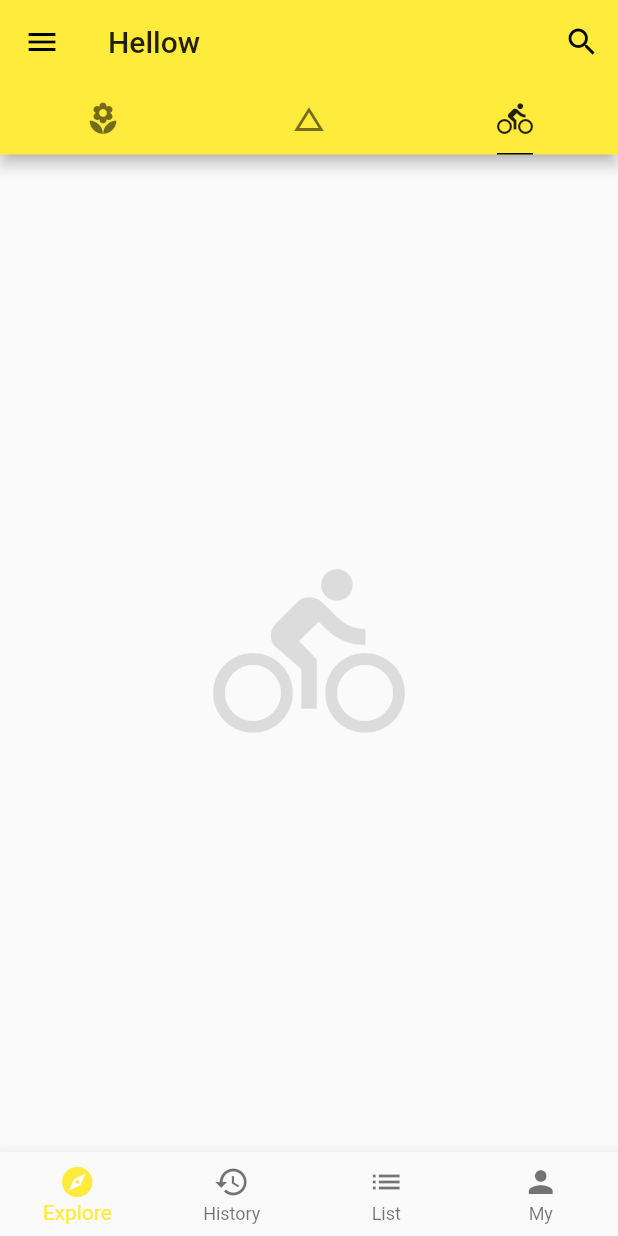
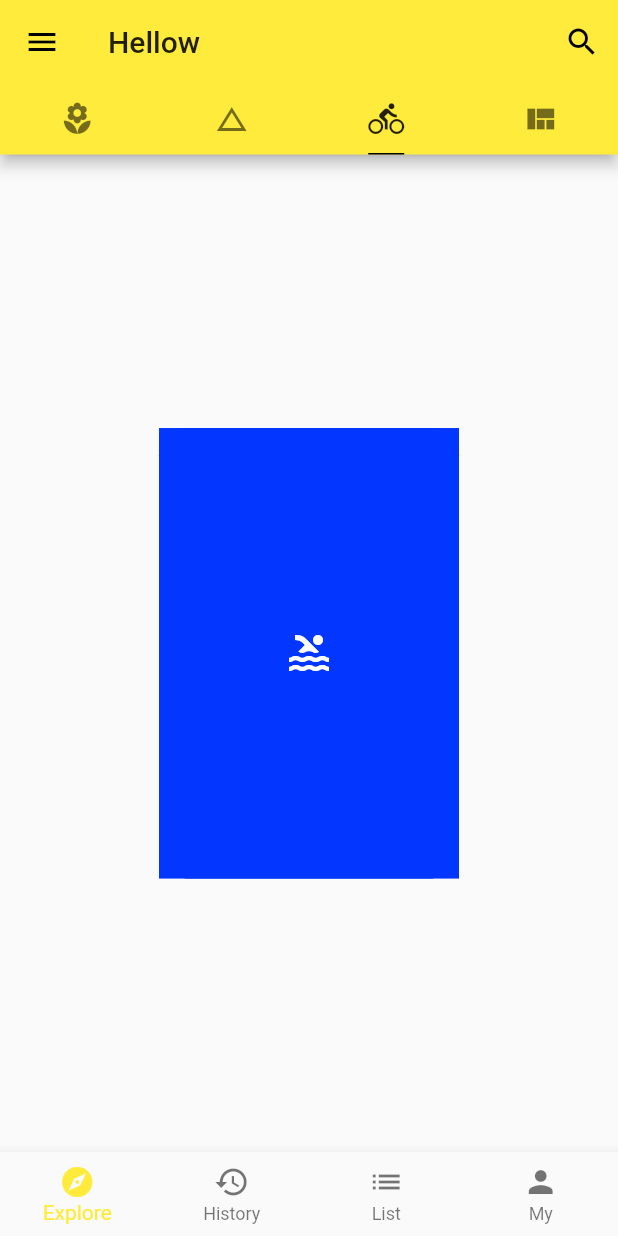
Before and after one commit to wangzixu5678/flutter_first, a Flutter app: the screen it shows after launch, tab 3 chosen, on a phone screen of 412 x 824 dp. Run offline on Flutter 3.47's test engine with Material 2 defaults, Android fonts, the phone set to English and light mode, and no system bars; network calls fail.

Commit message:
完成Slived 路由

```diff
--- /dev/null
+++ b/lib/demo/layout_demo.dart
@@ -0,0 +1,75 @@
+import 'package:flutter/material.dart';
+class LayoutDemo extends StatelessWidget{
+
+  @override
+  Widget build(BuildContext context) {
+    return Container(
+
+      child:Column(
+        mainAxisAlignment: MainAxisAlignment.center,
+        children: <Widget>[
+          Stack(children: <Widget>[
+            SizedBox(
+              width: 200.0,
+              height: 300.0,
+              child: Container(
+                decoration: BoxDecoration(
+                  color: Color.fromRGBO(3, 54, 255, 1.0),
+                  borderRadius: BorderRadius.circular(18.0),
+                ),
+                child: IconBadge(Icons.pool),
+              ),
+            ),
+            SizedBox(
+              width: 200.0,
+              height: 300.0,
+              child: Container(
+                decoration: BoxDecoration(
+                  color: Color.fromRGBO(3, 54, 255, 1.0),
+                  borderRadius: BorderRadius.circular(18.0),
+                ),
+                child: IconBadge(Icons.pool),
+              ),
+            ),
+            SizedBox(
+              width: 200.0,
+              height: 300.0,
+              child: Container(
+                decoration: BoxDecoration(
+                  color: Color.fromRGBO(3, 54, 255, 1.0),
+                  borderRadius: BorderRadius.circular(18.0),
+                ),
+                child: IconBadge(Icons.pool),
+              ),
+            )
+          ],)
+        ],
+      ) ,
+    );
+
+  }
+
+}
+
+
+class IconBadge extends StatelessWidget{
+  final IconData icon;
+  final double size;
+
+  IconBadge(this.icon,{
+    this.size = 32.0
+  });
+
+
+
+  @override
+  Widget build(BuildContext context) {
+    // TODO: implement build
+    return Container(
+       child: Icon(icon,size: size,color: Colors.white,),
+       width: size + 60,
+       height: size + 60,
+       color: Color.fromRGBO(3, 54, 255, 1.0),
+    );
+  }
+}
--- a/lib/main.dart
+++ b/lib/main.dart
@@ -1,6 +1,11 @@
 import 'package:flutter/material.dart';
 import 'demo/bottom_navigation_bar_demo.dart';
 import 'demo/listview_demo.dart';
+import 'demo/basic_demo.dart';
+import 'demo/layout_demo.dart';
+import 'demo/view_demo.dart';
+import 'demo/sliver_demo.dart';
+import 'demo/navigator_demo.dart';
 void main() {
   runApp(App());
 }
@@ -10,11 +15,19 @@ class App extends StatelessWidget {
   Widget build(BuildContext context) {
     // TODO: implement build
     return MaterialApp(
-      home: Home(),
+      debugShowCheckedModeBanner: false,
+//      home: NavigatorDemo(),
       theme: ThemeData(
           primarySwatch: Colors.yellow,
           highlightColor: Color.fromRGBO(255, 255, 255, 0.5),
-          splashColor: Colors.white70),
+          splashColor: Colors.white70,
+         ),
+      initialRoute: "/home",
+      routes: {
+        "/" : (context) => NavigatorDemo(),
+        "/home" : (context) => Home(),
+        "/about" : (context) => Page(title: "About")
+      },
     );
   }
 }
@@ -26,7 +39,7 @@ class Home extends StatelessWidget {
 
 
     return DefaultTabController(
-      length: 3,
+      length: 4,
       child: Scaffold(
         appBar: AppBar(
           title: Text("Hellow"),
@@ -45,15 +58,17 @@ class Home extends StatelessWidget {
             tabs: <Widget>[
               Tab(icon: Icon(Icons.local_florist)),
               Tab(icon: Icon(Icons.change_history)),
-              Tab(icon: Icon(Icons.directions_bike))
+              Tab(icon: Icon(Icons.directions_bike)),
+              Tab(icon: Icon(Icons.view_quilt))
             ],
           ),
         ),
         body: TabBarView(
           children: <Widget>[
             ListViewDemo(),
-            Icon(Icons.change_history, size: 128.0, color: Colors.black12),
-            Icon(Icons.directions_bike, size: 128.0, color: Colors.black12)
+            SliverDemo(),
+            LayoutDemo(),
+            ViewDemo()
           ],
         ),
         drawer: Drawer(
```
Also changed, not shown: lib/demo/basic_demo.dart (added, +41 -0 lines), lib/demo/listview_demo.dart (+23 -8 lines), lib/demo/navigator_demo.dart (added, +35 -0 lines), lib/demo/post_show.dart (added, +36 -0 lines), lib/demo/sliver_demo.dart (added, +88 -0 lines), lib/demo/view_demo.dart (added, +150 -0 lines), lib/model/post.dart (+18 -5 lines).
